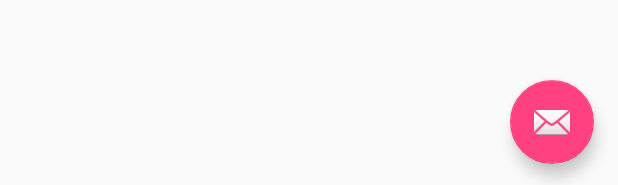
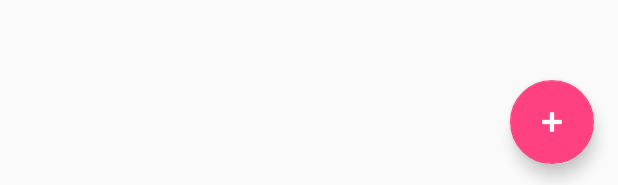
Before and after one commit to matheuskoiti/InternshipRecord, an Android app: the layout activity_main.xml on its own in the app's theme, with its tools: preview values and no code run, on a phone screen of 412 x 824 dp. Shown: the part 1048-1233 px from the top of the screen. Run offline under Robolectric (Android 15) with nearby library versions, the phone set to English and light mode, and no system bars.

Commit message:
changing add icon and color

```diff
--- a/app/src/main/res/layout/activity_main.xml
+++ b/app/src/main/res/layout/activity_main.xml
@@ -30,6 +30,7 @@
         android:layout_gravity="bottom|end"
         android:layout_margin="@dimen/fab_margin"
         android:onClick="onClickFloatingButton"
-        app:srcCompat="@android:drawable/ic_dialog_email" />
+        app:srcCompat="@android:drawable/ic_input_add"
+        android:tint="@android:color/white"/>
 
 </android.support.design.widget.CoordinatorLayout>
```
